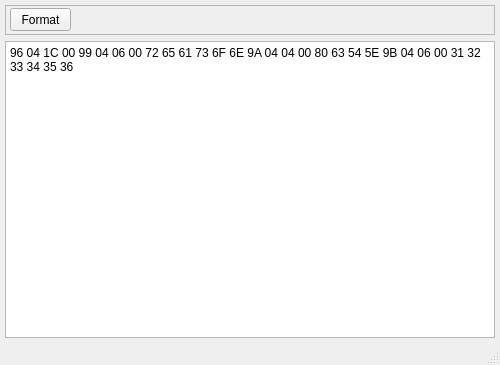
Above: mainwindow.ui from razykov/fdoc_formatter before the change. Below: the same form after it.
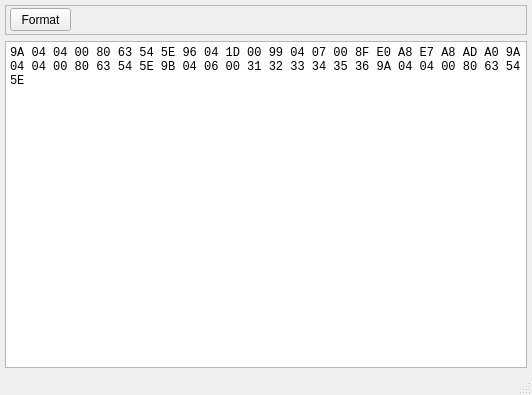
That is the form after the change.

Commit message: base functionality rework

Patch:
```diff
--- a/mainwindow.ui
+++ b/mainwindow.ui
@@ -6,8 +6,8 @@
    <rect>
     <x>0</x>
     <y>0</y>
-    <width>500</width>
-    <height>365</height>
+    <width>532</width>
+    <height>395</height>
    </rect>
   </property>
   <property name="minimumSize">
@@ -70,8 +70,13 @@
     </item>
     <item>
      <widget class="QPlainTextEdit" name="docContent">
+      <property name="font">
+       <font>
+        <family>Monospace</family>
+       </font>
+      </property>
       <property name="plainText">
-       <string>96 04 1C 00 99 04 06 00 72 65 61 73 6F 6E 9A 04 04 00 80 63 54 5E 9B 04 06 00 31 32 33 34 35 36</string>
+       <string>9A 04 04 00 80 63 54 5E 96 04 1D 00 99 04 07 00 8F E0 A8 E7 A8 AD A0 9A 04 04 00 80 63 54 5E 9B 04 06 00 31 32 33 34 35 36 9A 04 04 00 80 63 54 5E</string>
       </property>
      </widget>
     </item>
```
Left out of the diff: 2 changed lines with no effect on the pictures. The commit also changes 1 other file.
